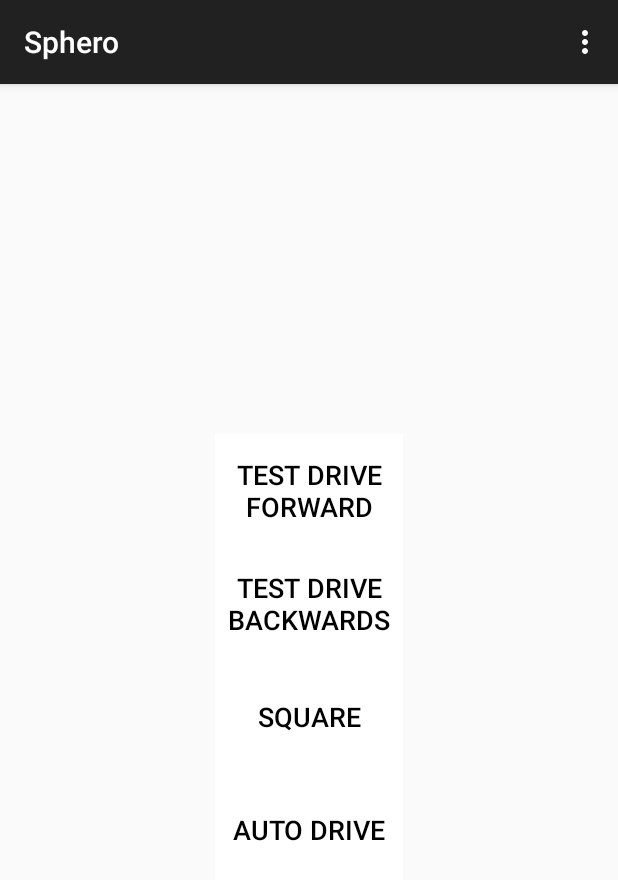
After one commit to spmorr01/Sphero, an Android app: the ButtonActivities screen opened directly, with no data from a screen before it, on a phone screen of 412 x 824 dp. The commit adds this screen. Shown: the top 880 px of the screen. Run offline under Robolectric (Android 15) with nearby library versions, the phone set to English and light mode, and no system bars.

Commit message:
Added different test buttons to work with different commands.

```diff
--- a/app/src/main/AndroidManifest.xml
+++ b/app/src/main/AndroidManifest.xml
@@ -1,6 +1,7 @@
 <?xml version="1.0" encoding="utf-8"?>
 <manifest xmlns:android="http://schemas.android.com/apk/res/android"
     package="com.willydevelopment.jj.sphero" >
+
     <uses-permission android:name="android.permission.BLUETOOTH" />
     <uses-permission android:name="android.permission.BLUETOOTH_ADMIN" />
     <uses-permission android:name="android.permission.INTERNET" />
@@ -19,6 +20,10 @@
                 <category android:name="android.intent.category.LAUNCHER" />
             </intent-filter>
         </activity>
+        <activity
+            android:name=".ButtonActivities"
+            android:label="@string/title_activity_button_activites" >
+        </activity>
     </application>
 
 </manifest>
--- /dev/null
+++ b/app/src/main/res/layout/activity_button_activites.xml
@@ -0,0 +1,98 @@
+<RelativeLayout xmlns:android="http://schemas.android.com/apk/res/android"
+    xmlns:tools="http://schemas.android.com/tools" android:layout_width="match_parent"
+    android:layout_height="match_parent" android:paddingLeft="@dimen/activity_horizontal_margin"
+    android:paddingRight="@dimen/activity_horizontal_margin"
+    android:paddingTop="@dimen/activity_vertical_margin"
+    android:paddingBottom="@dimen/activity_vertical_margin"
+    tools:context="com.willydevelopment.jj.sphero.ButtonActivites">
+    <TableLayout xmlns:android="http://schemas.android.com/apk/res/android"
+        xmlns:tools="http://schemas.android.com/tools"
+        android:layout_width="wrap_content"
+        android:layout_height="wrap_content"
+        android:paddingLeft="5dp"
+        android:paddingRight="5dp"
+        android:paddingTop="5dp"
+        android:paddingBottom="5dp"
+        tools:context=".ButtonActivities"
+        android:id="@+id/ButtonActivityTable"
+        android:layout_centerInParent="true">
+        <LinearLayout
+            android:orientation="horizontal"
+            android:id="@+id/headerTableRow"
+            android:layout_width="wrap_content"
+            android:layout_height="wrap_content"
+            android:layout_gravity="center">
+            <Button
+                android:id="@+id/TestDriveForwardButton"
+                android:layout_width="125dp"
+                android:layout_height="75dp"
+                android:background="#ffffff"
+                android:textSize="18sp"
+                android:text="Test Drive Forward"
+                android:textColor="#000000"
+                android:clickable="true"
+                android:layout_gravity="center"
+                android:onClick="onTestDriveForwardButtonClicked">
+            </Button>
+        </LinearLayout>
+        <LinearLayout
+        android:orientation="horizontal"
+        android:id="@+id/backwardsButtonRow"
+        android:layout_width="wrap_content"
+        android:layout_height="wrap_content"
+        android:layout_gravity="center">
+        <Button
+            android:id="@+id/TestDriveBackwardsButton"
+            android:layout_width="125dp"
+            android:layout_height="75dp"
+            android:background="#ffffff"
+            android:textSize="18sp"
+            android:text="Test Drive Backwards"
+            android:textColor="#000000"
+            android:clickable="true"
+            android:layout_gravity="center"
+            android:onClick="onTestDriveBackwardsButtonClicked">
+        </Button>
+    </LinearLayout>
+        <LinearLayout
+            android:orientation="horizontal"
+            android:id="@+id/SquareDriveButtonRow"
+            android:layout_width="wrap_content"
+            android:layout_height="wrap_content"
+            android:layout_gravity="center">
+            <Button
+                android:id="@+id/SquareDriveButton"
+                android:layout_width="125dp"
+                android:layout_height="75dp"
+                android:background="#ffffff"
+                android:textSize="18sp"
+                android:text="Square"
+                android:textColor="#000000"
+                android:clickable="true"
+                android:layout_gravity="center"
+                android:onClick="onSquareDriveButtonClicked">
+            </Button>
+        </LinearLayout>
+        <LinearLayout
+            android:orientation="horizontal"
+            android:id="@+id/AutoDriveButtonRow"
+            android:layout_width="wrap_content"
+            android:layout_height="wrap_content"
+            android:layout_gravity="center">
+            <Button
+                android:id="@+id/AutoDriveButton"
+                android:layout_width="125dp"
+                android:layout_height="75dp"
+                android:background="#ffffff"
+                android:textSize="18sp"
+                android:text="Auto Drive"
+                android:textColor="#000000"
+                android:clickable="true"
+                android:layout_gravity="center"
+                android:onClick="onAutoDriveButtonClicked">
+            </Button>
+        </LinearLayout>
+    </TableLayout>
+
+
+</RelativeLayout>
--- /dev/null
+++ b/app/src/main/res/menu/menu_button_activites.xml
@@ -0,0 +1,7 @@
+<menu xmlns:android="http://schemas.android.com/apk/res/android"
+    xmlns:app="http://schemas.android.com/apk/res-auto"
+    xmlns:tools="http://schemas.android.com/tools"
+    tools:context="com.willydevelopment.jj.sphero.ButtonActivites">
+    <item android:id="@+id/action_settings" android:title="@string/action_settings"
+        android:orderInCategory="100" app:showAsAction="never" />
+</menu>
--- a/app/src/main/res/values/strings.xml
+++ b/app/src/main/res/values/strings.xml
@@ -3,4 +3,5 @@
 
     <string name="hello_world">Hello world!</string>
     <string name="action_settings">Settings</string>
+    <string name="title_activity_button_activites">Sphero</string>
 </resources>
```
Also changed, not shown: app/src/main/java/com/willydevelopment/jj/sphero/ButtonActivities.java (added, +164 -0 lines), app/src/main/java/com/willydevelopment/jj/sphero/HomeScreen.java (+17 -17 lines), app/src/main/res/layout/activity_home_screen.xml (+25 -8 lines).
